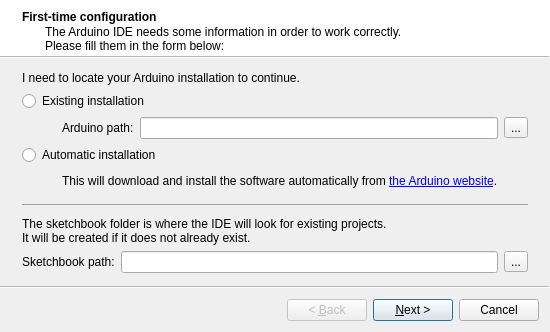
Before: the Qt Designer form gui/FirstTimeWizard.ui in mupuf/arduide, drawn with Qt 5.
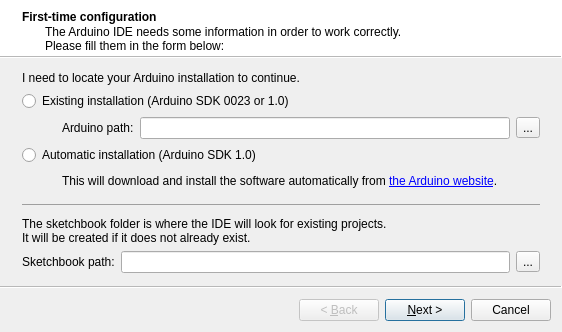
After: the same form once the commit is applied. Icons and pictures are not drawn.

Diff of the .ui file:
```diff
--- a/gui/FirstTimeWizard.ui
+++ b/gui/FirstTimeWizard.ui
@@ -6,8 +6,8 @@
    <rect>
     <x>0</x>
     <y>0</y>
-    <width>550</width>
-    <height>320</height>
+    <width>562</width>
+    <height>318</height>
    </rect>
   </property>
   <property name="windowTitle">
@@ -37,7 +37,7 @@
     <item>
      <widget class="QRadioButton" name="existingInstallButton">
       <property name="text">
-       <string>Existing installation</string>
+       <string>Existing installation (Arduino SDK 0023 or 1.0)</string>
       </property>
      </widget>
     </item>
@@ -92,7 +92,7 @@
     <item>
      <widget class="QRadioButton" name="automaticInstallButton">
       <property name="text">
-       <string>Automatic installation</string>
+       <string>Automatic installation (Arduino SDK 1.0)</string>
       </property>
      </widget>
     </item>
```
Left out of the diff: 4 changed lines with no effect on the pictures.
